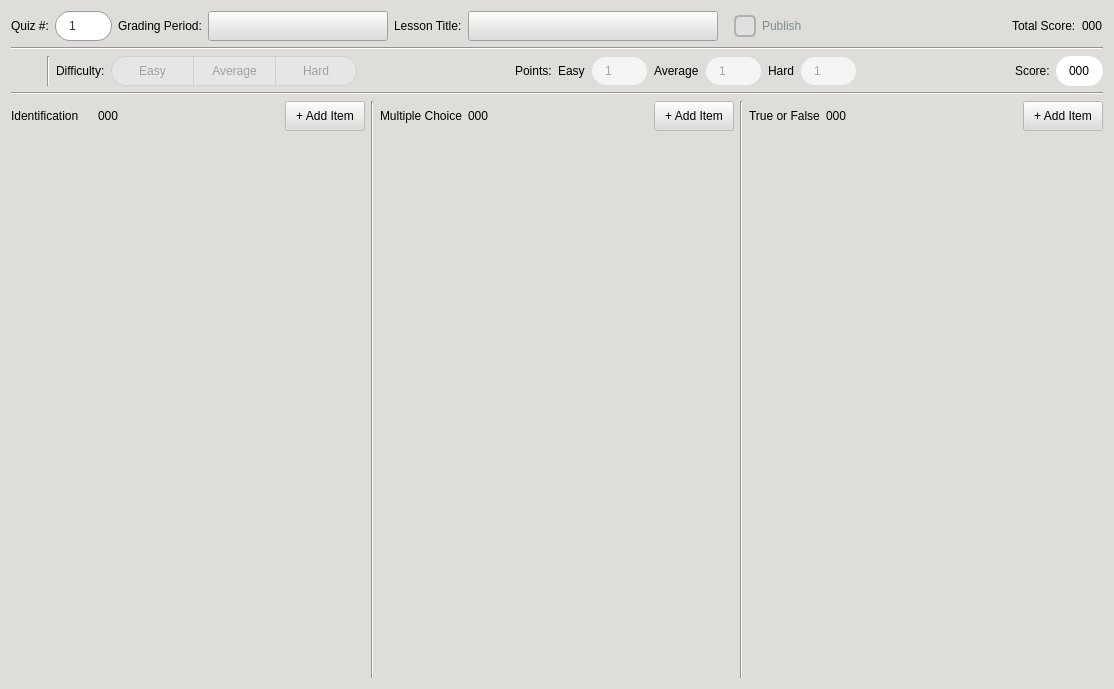
Above: CAI_PyQt/CAI_Admin/UI/QuizDialog.ui from CPG19040/CPG19040 before the change. Below: the same form after it.
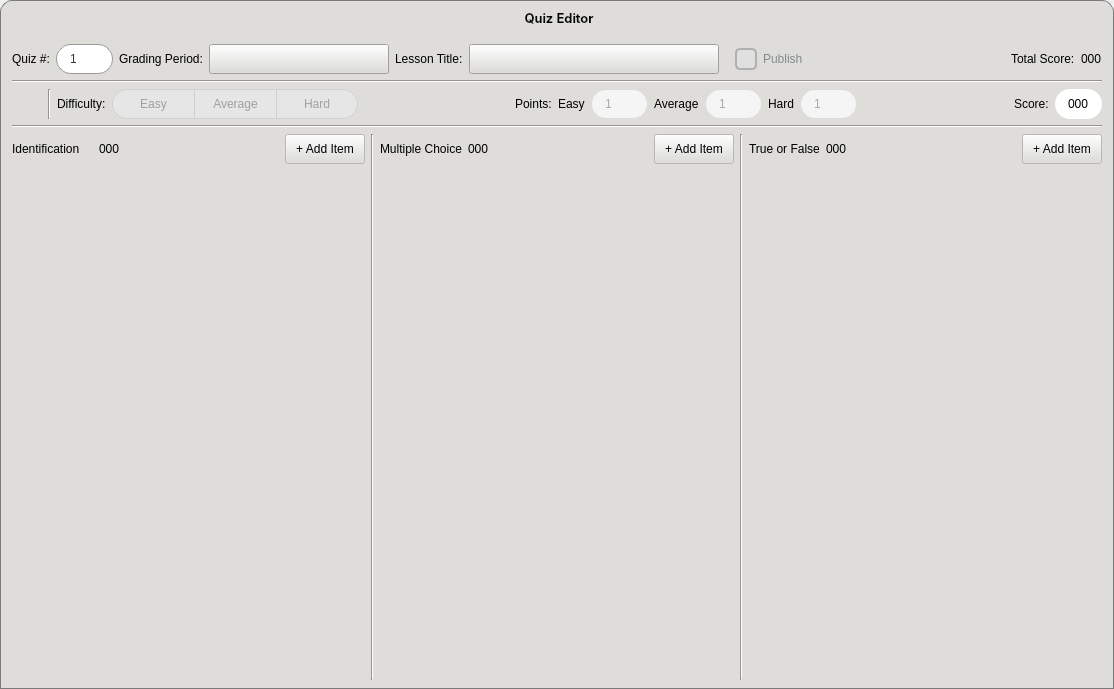
That is the form after the change. Icons and pictures are not drawn.

The edit to the form file:
```diff
--- a/CAI_PyQt/CAI_Admin/UI/QuizDialog.ui
+++ b/CAI_PyQt/CAI_Admin/UI/QuizDialog.ui
@@ -17,7 +17,300 @@
    <string notr="true">* {
     color: black;
     font: 10pt &quot;Inter&quot;;
-    background-color: rgb(222, 221, 218);
+}
+
+QuizCreatorDialog {
+	background-color: transparent;
+}</string>
+  </property>
+  <layout class="QVBoxLayout" name="verticalLayout_3">
+   <property name="spacing">
+    <number>0</number>
+   </property>
+   <property name="leftMargin">
+    <number>0</number>
+   </property>
+   <property name="topMargin">
+    <number>0</number>
+   </property>
+   <property name="rightMargin">
+    <number>0</number>
+   </property>
+   <property name="bottomMargin">
+    <number>0</number>
+   </property>
+   <item>
+    <widget class="QFrame" name="frame_header">
+     <property name="minimumSize">
+      <size>
+       <width>0</width>
+       <height>35</height>
+      </size>
+     </property>
+     <property name="maximumSize">
+      <size>
+       <width>16777215</width>
+       <height>35</height>
+      </size>
+     </property>
+     <property name="mouseTracking">
+      <bool>true</bool>
+     </property>
+     <property name="styleSheet">
+      <string notr="true">#frame_header {
+	background-color: #deddda;
+	border-top-left-radius: 12px;
+	border-top-right-radius: 12px;
+	border: 1px solid #7a7a7a;
+	border-bottom: none;
+}</string>
+     </property>
+     <property name="frameShape">
+      <enum>QFrame::StyledPanel</enum>
+     </property>
+     <property name="frameShadow">
+      <enum>QFrame::Raised</enum>
+     </property>
+     <layout class="QHBoxLayout" name="horizontalLayout_10">
+      <property name="spacing">
+       <number>6</number>
+      </property>
+      <property name="leftMargin">
+       <number>4</number>
+      </property>
+      <property name="topMargin">
+       <number>0</number>
+      </property>
+      <property name="rightMargin">
+       <number>0</number>
+      </property>
+      <property name="bottomMargin">
+       <number>0</number>
+      </property>
+      <item>
+       <widget class="QWidget" name="widget_window_icon" native="true">
+        <property name="minimumSize">
+         <size>
+          <width>90</width>
+          <height>35</height>
+         </size>
+        </property>
+        <property name="maximumSize">
+         <size>
+          <width>90</width>
+          <height>35</height>
+         </size>
+        </property>
+        <property name="styleSheet">
+         <string notr="true">background: transparent;</string>
+        </property>
+        <layout class="QHBoxLayout" name="horizontalLayout_11">
+         <property name="spacing">
+          <number>0</number>
+         </property>
+         <property name="leftMargin">
+          <number>0</number>
+         </property>
+         <property name="topMargin">
+          <number>0</number>
+         </property>
+         <property name="rightMargin">
+          <number>0</number>
+         </property>
+         <property name="bottomMargin">
+          <number>0</number>
+         </property>
+        </layout>
+       </widget>
+      </item>
+      <item>
+       <widget class="QLabel" name="label_windowTitle">
+        <property name="font">
+         <font>
+          <family>Inter SemiBold</family>
+          <pointsize>10</pointsize>
+          <weight>50</weight>
+          <italic>false</italic>
+          <bold>false</bold>
+         </font>
+        </property>
+        <property name="styleSheet">
+         <string notr="true">background: transparent;
+color: rgb(0, 0, 0);
+font: 10pt &quot;Inter SemiBold&quot;;</string>
+        </property>
+        <property name="text">
+         <string>Quiz Editor</string>
+        </property>
+        <property name="alignment">
+         <set>Qt::AlignCenter</set>
+        </property>
+       </widget>
+      </item>
+      <item>
+       <widget class="QWidget" name="widget_window_buttons" native="true">
+        <property name="minimumSize">
+         <size>
+          <width>90</width>
+          <height>35</height>
+         </size>
+        </property>
+        <property name="maximumSize">
+         <size>
+          <width>90</width>
+          <height>35</height>
+         </size>
+        </property>
+        <property name="styleSheet">
+         <string notr="true">background: transparent;</string>
+        </property>
+        <layout class="QHBoxLayout" name="horizontalLayout_44">
+         <property name="spacing">
+          <number>9</number>
+         </property>
+         <property name="leftMargin">
+          <number>9</number>
+         </property>
+         <property name="topMargin">
+          <number>0</number>
+         </property>
+         <property name="rightMargin">
+          <number>9</number>
+         </property>
+         <property name="bottomMargin">
+          <number>0</number>
+         </property>
+         <item>
+          <widget class="QPushButton" name="btnMinimize">
+           <property name="minimumSize">
+            <size>
+             <width>24</width>
+             <height>24</height>
+            </size>
+           </property>
+           <property name="maximumSize">
+            <size>
+             <width>24</width>
+             <height>24</height>
+            </size>
+           </property>
+           <property name="cursor">
+            <cursorShape>PointingHandCursor</cursorShape>
+           </property>
+           <property name="styleSheet">
+            <string notr="true">#btnMinimize {
+	border-radius: 12px;
+	background-color: transparent;
+}
+
+#btnMinimize:hover {
+	background-color: rgb(248, 228, 92);
+}</string>
+           </property>
+           <property name="text">
+            <string/>
+           </property>
+           <property name="icon">
+            <iconset resource="../resources.qrc">
+             <normaloff>:/Images/Images/minimize-sign.png</normaloff>:/Images/Images/minimize-sign.png</iconset>
+           </property>
+           <property name="iconSize">
+            <size>
+             <width>12</width>
+             <height>12</height>
+            </size>
+           </property>
+          </widget>
+         </item>
+         <item>
+          <widget class="QPushButton" name="btnMaximize">
+           <property name="minimumSize">
+            <size>
+             <width>24</width>
+             <height>24</height>
+            </size>
+           </property>
+           <property name="maximumSize">
+            <size>
+             <width>24</width>
+             <height>24</height>
+            </size>
+           </property>
+           <property name="cursor">
+            <cursorShape>PointingHandCursor</cursorShape>
+           </property>
+           <property name="styleSheet">
+            <string notr="true">#btnMaximize {
+	border-radius: 12px;
+	background-color: transparent;
+}
+
+#btnMaximize:hover {
+	background-color: #3bca5c;
+}</string>
+           </property>
+           <property name="text">
+            <string/>
+           </property>
+           <property name="icon">
+            <iconset resource="../resources.qrc">
+             <normaloff>:/Images/Images/maximize.png</normaloff>:/Images/Images/maximize.png</iconset>
+           </property>
+          </widget>
+         </item>
+         <item>
+          <widget class="QPushButton" name="btnClose">
+           <property name="minimumSize">
+            <size>
+             <width>24</width>
+             <height>24</height>
+            </size>
+           </property>
+           <property name="maximumSize">
+            <size>
+             <width>24</width>
+             <height>24</height>
+            </size>
+           </property>
+           <property name="cursor">
+            <cursorShape>PointingHandCursor</cursorShape>
+           </property>
+           <property name="styleSheet">
+            <string notr="true">#btnClose {
+	border-radius: 12px;
+	background-color: transparent;
+}
+
+#btnClose:hover {
+	background-color: rgb(246, 97, 81);
+}</string>
+           </property>
+           <property name="text">
+            <string/>
+           </property>
+           <property name="icon">
+            <iconset resource="../resources.qrc">
+             <normaloff>:/Images/Images/clear.png</normaloff>:/Images/Images/clear.png</iconset>
+           </property>
+          </widget>
+         </item>
+        </layout>
+       </widget>
+      </item>
+     </layout>
+    </widget>
+   </item>
+   <item>
+    <widget class="QWidget" name="widget_body" native="true">
+     <property name="styleSheet">
+      <string notr="true">* {
+	background-color: #deddda;
+}
+
+#widget_body {
+	background-color: #deddda;
+	border: 1px solid #7a7a7a;
+	border-top: none;
 }
 
 QPushButton[class=&quot;button-green&quot;] {
@@ -171,6 +464,12 @@
 </string>
   </property>
   <layout class="QVBoxLayout" name="verticalLayout_2">
+      <property name="leftMargin">
+       <number>12</number>
+      </property>
+      <property name="rightMargin">
+       <number>12</number>
+      </property>
    <item>
     <widget class="QWidget" name="widget_header" native="true">
      <layout class="QHBoxLayout" name="headerLayout">
@@ -1076,8 +1375,8 @@
              <rect>
               <x>0</x>
               <y>0</y>
-              <width>355</width>
-              <height>545</height>
+                 <width>353</width>
+                 <height>510</height>
              </rect>
             </property>
             <layout class="QVBoxLayout" name="layout_identification"/>
@@ -1210,8 +1509,8 @@
              <rect>
               <x>0</x>
               <y>0</y>
-              <width>356</width>
-              <height>545</height>
+                 <width>354</width>
+                 <height>510</height>
              </rect>
             </property>
             <layout class="QVBoxLayout" name="layout_multiplechoice"/>
@@ -1344,12 +1643,15 @@
              <rect>
               <x>0</x>
               <y>0</y>
-              <width>355</width>
-              <height>545</height>
+                 <width>353</width>
+                 <height>510</height>
              </rect>
             </property>
             <layout class="QVBoxLayout" name="layout_trueorfalse"/>
            </widget>
+             </widget>
+            </item>
+           </layout>
           </widget>
          </item>
         </layout>
```
Lines whose indentation alone changed are shown as unchanged.
